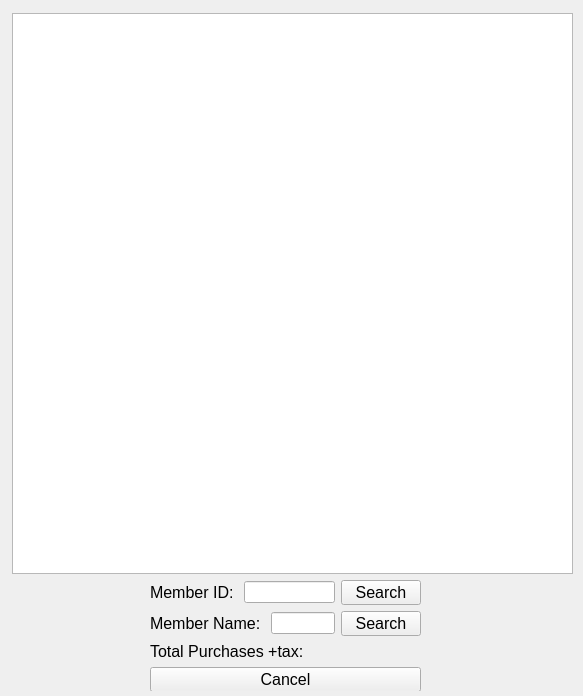
First picture: the form in memberpurchases.ui, repository P4TOO/BulkClub-System, before the edit.
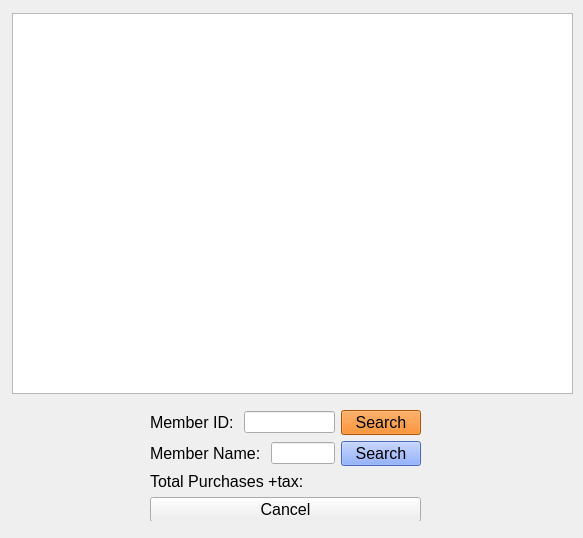
Second picture: the form after the edit.

Commit message: added total purchases for each member w/ tax and grand total

```diff
--- a/memberpurchases.ui
+++ b/memberpurchases.ui
@@ -7,7 +7,7 @@
     <x>0</x>
     <y>0</y>
     <width>583</width>
-    <height>696</height>
+    <height>538</height>
    </rect>
   </property>
   <property name="windowTitle">
@@ -19,7 +19,7 @@
      <x>12</x>
      <y>13</y>
      <width>561</width>
-     <height>561</height>
+     <height>381</height>
     </rect>
    </property>
   </widget>
@@ -27,7 +27,7 @@
    <property name="geometry">
     <rect>
      <x>150</x>
-     <y>580</y>
+     <y>410</y>
      <width>271</width>
      <height>111</height>
     </rect>
@@ -57,6 +57,9 @@
           <pointsize>12</pointsize>
          </font>
         </property>
+        <property name="styleSheet">
+         <string notr="true">background-color: rgb(241, 115, 0)</string>
+        </property>
         <property name="text">
          <string>Search</string>
         </property>
@@ -88,6 +91,9 @@
           <pointsize>12</pointsize>
          </font>
         </property>
+        <property name="styleSheet">
+         <string notr="true">background-color: rgb(105, 146, 255)</string>
+        </property>
         <property name="text">
          <string>Search</string>
         </property>
@@ -122,6 +128,9 @@
         <pointsize>12</pointsize>
        </font>
       </property>
+      <property name="styleSheet">
+       <string notr="true"/>
+      </property>
       <property name="text">
        <string>Cancel</string>
       </property>
```
The commit also changes 1 other file.
